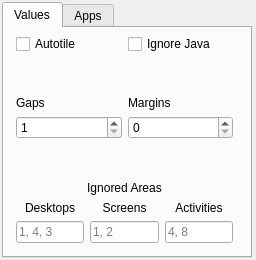
Before: the Qt Designer form contents/ui/config.ui in Jazqa/kwin-quarter-tiling, drawn with Qt 5.
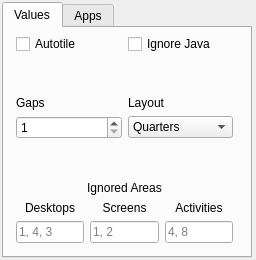
After: the same form once the commit is applied. The open tabs and pages were chosen to show the change.

Commit message: Playing with the idea of multiple layouts, inclusion checks for resizing and moving

What changed in the file:
```diff
--- a/contents/ui/config.ui
+++ b/contents/ui/config.ui
@@ -151,7 +151,7 @@
           <item>
            <widget class="QLabel" name="marginLabel">
             <property name="text">
-             <string>Margins</string>
+             <string>Layout</string>
             </property>
             <property name="alignment">
              <set>Qt::AlignBottom|Qt::AlignLeading|Qt::AlignLeft</set>
@@ -173,10 +173,15 @@
            </widget>
           </item>
           <item>
-           <widget class="QSpinBox" name="kcfg_margin">
-            <property name="maximum">
-             <number>64</number>
+           <widget class="QComboBox" name="comboBox">
+            <property name="currentText">
+             <string>Quarters</string>
             </property>
+            <item>
+             <property name="text">
+              <string>Quarters</string>
+             </property>
+            </item>
            </widget>
           </item>
          </layout>
```
Left out of the diff: 2 changed lines with no effect on the pictures. The commit also changes 1 other file.
